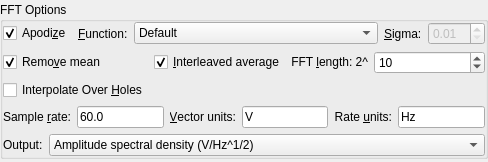
Old version of the form src/widgets/fftoptions.ui in the repository Kst-plot/kst.
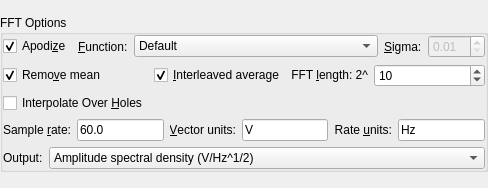
New version of the form.

Diff of the .ui file:
```diff
--- a/src/widgets/fftoptions.ui
+++ b/src/widgets/fftoptions.ui
@@ -6,7 +6,7 @@
     <x>0</x>
     <y>0</y>
     <width>488</width>
-    <height>162</height>
+    <height>188</height>
    </rect>
   </property>
   <property name="sizePolicy" >
```
Left out of the diff: 54 changed lines with no effect on the pictures.
